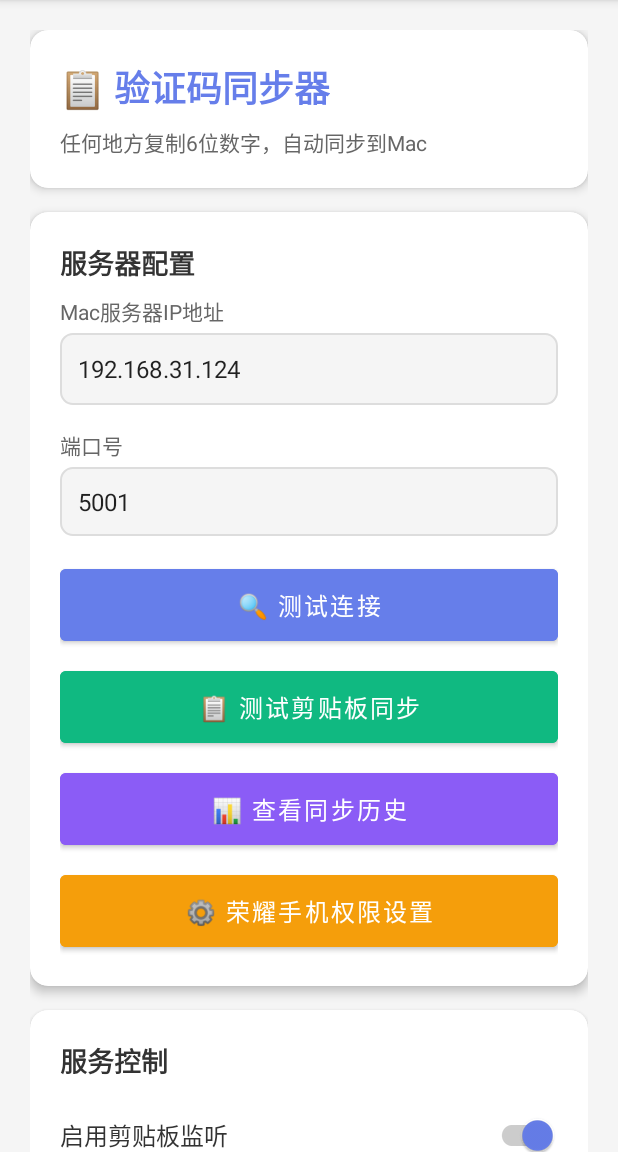
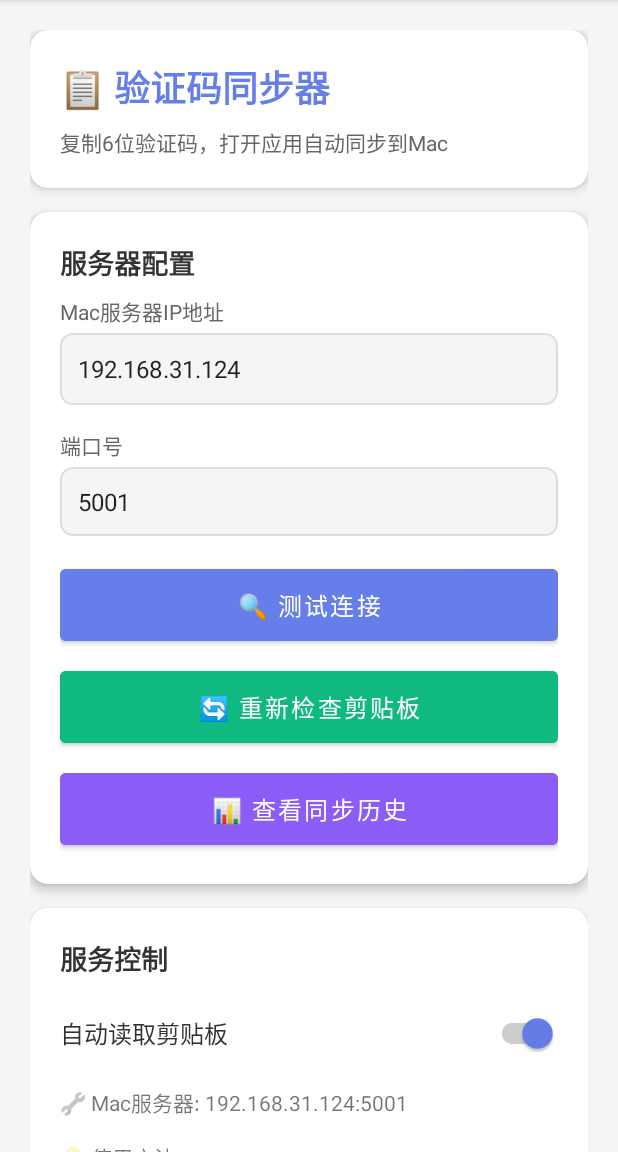
Before and after one commit to codingChang/msgCode, an Android app: the screen it shows after launch (MainActivity), on a phone screen of 412 x 824 dp, the part 84-1236 px from its top. Run offline under Robolectric (Android 15) with nearby library versions, the light colour scheme and no system bars.

Commit message:
🚀 更改为启动时自动读取剪贴板验证码
用户需求：打开应用就自动读取剪贴板中的验证码并发送

✅ 主要更改：
- 应用启动时立即检查剪贴板内容 (checkClipboardOnStart)
- 如果发现6位验证码，自动发送到Mac
- 简化UI，去掉复杂的监听开关
- 更新使用说明文案和按钮描述
- 开关始终保持开启，不可关闭
- 测试按钮改为「重新检查剪贴板」

🎯 使用体验：
1. 复制6位验证码到剪贴板
2. 打开应用
3. 自动检测并同步到Mac
4. Mac上直接粘贴使用

💡 更简单直接的使用方式

```diff
--- a/android-app/app/src/main/java/com/msgcode/smsforwarder/MainActivity.kt
+++ b/android-app/app/src/main/java/com/msgcode/smsforwarder/MainActivity.kt
@@ -52,6 +52,9 @@ class MainActivity : AppCompatActivity() {
         loadPreferences()
         setupClickListeners()
         startStatusUpdates()
+
+        // 启动时立即检查剪贴板
+        checkClipboardOnStart()
     }
 
     private fun initViews() {
@@ -81,12 +84,8 @@ class MainActivity : AppCompatActivity() {
         etServerIp.setText(prefs.getString(KEY_SERVER_IP, "192.168.31.124"))
         etServerPort.setText(prefs.getString(KEY_SERVER_PORT, "5001"))
 
-        val clipboardEnabled = prefs.getBoolean(KEY_CLIPBOARD_ENABLED, true)  // 默认启用
-        switchClipboardSync.isChecked = clipboardEnabled
-
-        if (clipboardEnabled) {
-            startClipboardMonitoring()
-        }
+        // 默认启用自动读取功能
+        switchClipboardSync.isChecked = true
     }
 
     private fun savePreferences() {
@@ -100,15 +99,13 @@ class MainActivity : AppCompatActivity() {
     }
 
     private fun setupClickListeners() {
+        // 开关始终保持开启状态
         switchClipboardSync.setOnCheckedChangeListener { _, isChecked ->
-            if (isChecked) {
-                startClipboardMonitoring()
-                Toast.makeText(this, "✅ 剪贴板监听已启用", Toast.LENGTH_SHORT).show()
-            } else {
-                stopClipboardMonitoring()
-                Toast.makeText(this, "❌ 剪贴板监听已停用", Toast.LENGTH_SHORT).show()
+            if (!isChecked) {
+                // 不允许关闭，重新设为true
+                switchClipboardSync.isChecked = true
+                Toast.makeText(this, "ℹ️ 此功能无需关闭，每次打开应用自动检查", Toast.LENGTH_SHORT).show()
             }
-            savePreferences()
         }
 
         btnTest.setOnClickListener {
@@ -116,7 +113,8 @@ class MainActivity : AppCompatActivity() {
         }
 
         btnTestClipboard.setOnClickListener {
-            testClipboardSync()
+            // 重新检查剪贴板
+            checkClipboardOnStart()
         }
 
         btnViewHistory.setOnClickListener {
@@ -279,30 +277,24 @@ class MainActivity : AppCompatActivity() {
     }
 
     private fun updateStatus() {
-        val clipboardEnabled = switchClipboardSync.isChecked
         val serverIp = etServerIp.text.toString().trim()
         val serverPort = etServerPort.text.toString().trim()
 
         val statusBuilder = StringBuilder()
         statusBuilder.append("🔧 Mac服务器: ${if(serverIp.isNotEmpty()) "$serverIp:$serverPort" else "未配置"}\n\n")
 
-        statusBuilder.append("📋 监听状态: ${if(clipboardEnabled) "✅ 正在监听" else "❌ 已停止"}\n\n")
-
-        if (clipboardEnabled) {
-            statusBuilder.append("💡 使用说明:\n")
-            statusBuilder.append("• 在任何地方复制6位数字\n")
-            statusBuilder.append("• 自动识别并同步到Mac\n")
-            statusBuilder.append("• Mac上可以直接粘贴使用\n\n")
-            statusBuilder.append("⚡ 全自动运行中...")
-        } else {
-            statusBuilder.append("⚠️ 请启用剪贴板监听开始同步")
-        }
+        statusBuilder.append("💡 使用方法:\n")
+        statusBuilder.append("• 复制6位验证码到剪贴板\n")
+        statusBuilder.append("• 打开此应用\n")
+        statusBuilder.append("• 自动读取并同步到Mac\n")
+        statusBuilder.append("• Mac上直接粘贴使用\n\n")
+        statusBuilder.append("🎯 每次打开应用都会自动检查剪贴板")
 
         tvStatus.text = statusBuilder.toString()
 
         // 更新调试日志显示
-        val debugLog = prefs.getString("debug_log", "👋 等待复制6位验证码...")
-        tvDebugLog.text = "📊 同步记录:\n\n$debugLog"
+        val debugLog = prefs.getString("debug_log", "👋 打开应用自动读取剪贴板...")
+        tvDebugLog.text = "📊 检查记录:\n\n$debugLog"
     }
 
     private fun startStatusUpdates() {
@@ -325,6 +317,59 @@ class MainActivity : AppCompatActivity() {
         updateRunnable?.let { handler.removeCallbacks(it) }
     }
 
+    private fun checkClipboardOnStart() {
+        Log.d(TAG, "========== 应用启动，检查剪贴板 ==========")
+
+        try {
+            val clipData = clipboardManager.primaryClip
+            if (clipData != null && clipData.itemCount > 0) {
+                val clipText = clipData.getItemAt(0).text?.toString()
+                if (!clipText.isNullOrBlank()) {
+                    Log.d(TAG, "剪贴板内容: $clipText")
+
+                    val verificationCode = extractVerificationCode(clipText)
+                    if (verificationCode != null) {
+                        Log.d(TAG, "发现6位验证码: $verificationCode")
+
+                        // 显示找到验证码的提示
+                        Toast.makeText(this, "🎯 发现验证码 $verificationCode，正在同步到Mac...", Toast.LENGTH_LONG).show()
+
+                        // 立即发送到Mac
+                        sendClipboardToServer(clipText, verificationCode)
+                    } else {
+                        Log.d(TAG, "剪贴板中未发现6位数字验证码")
+
+                        // 更新界面显示等待状态
+                        tvLastCode.text = "👋 欢迎使用！\n\n📋 剪贴板中未找到6位验证码\n\n💡 复制6位验证码后重新打开应用"
+
+                        prefs.edit().apply {
+                            putString("debug_log", "📋 剪贴板内容: ${clipText.take(50)}${if(clipText.length > 50) "..." else ""}\n❌ 未找到6位数字验证码")
+                            putLong("debug_log_time", System.currentTimeMillis())
+                            apply()
+                        }
+                    }
+                } else {
+                    Log.d(TAG, "剪贴板为空")
+                    tvLastCode.text = "👋 欢迎使用！\n\n📋 剪贴板为空\n\n💡 请先复制6位验证码再打开应用"
+
+                    prefs.edit().apply {
+                        putString("debug_log", "📋 剪贴板为空\n💡 请复制6位验证码后重新打开应用")
+                        putLong("debug_log_time", System.currentTimeMillis())
+                        apply()
+                    }
+                }
+            } else {
+                Log.d(TAG, "无法访问剪贴板")
+                tvLastCode.text = "⚠️ 无法读取剪贴板\n\n💡 请确保应用有访问权限"
+            }
+        } catch (e: Exception) {
+            Log.e(TAG, "读取剪贴板失败", e)
+            tvLastCode.text = "❌ 读取剪贴板出错\n\n${e.message}"
+        }
+
+        Log.d(TAG, "========== 剪贴板检查完成 ==========")
+    }
+
     override fun onDestroy() {
         super.onDestroy()
         stopClipboardMonitoring()
--- a/android-app/app/src/main/res/layout/activity_main.xml
+++ b/android-app/app/src/main/res/layout/activity_main.xml
@@ -37,7 +37,7 @@
                     android:layout_width="wrap_content"
                     android:layout_height="wrap_content"
                     android:layout_marginTop="8dp"
-                    android:text="任何地方复制6位数字，自动同步到Mac"
+                    android:text="复制6位验证码，打开应用自动同步到Mac"
                     android:textColor="#666"
                     android:textSize="14sp" />
             </LinearLayout>
@@ -121,7 +121,7 @@
                     android:layout_marginTop="8dp"
                     android:backgroundTint="#10b981"
                     android:padding="12dp"
-                    android:text="📋 测试剪贴板同步"
+                    android:text="🔄 重新检查剪贴板"
                     android:textColor="#FFF"
                     android:textSize="16sp" />
 
@@ -136,16 +136,6 @@
                     android:textColor="#FFF"
                     android:textSize="16sp" />
 
-                <Button
-                    android:id="@+id/btnSetDefaultSms"
-                    android:layout_width="match_parent"
-                    android:layout_height="wrap_content"
-                    android:layout_marginTop="8dp"
-                    android:backgroundTint="#f59e0b"
-                    android:padding="12dp"
-                    android:text="⚙️ 荣耀手机权限设置"
-                    android:textColor="#FFF"
-                    android:textSize="16sp" />
             </LinearLayout>
         </androidx.cardview.widget.CardView>
 
@@ -182,7 +172,7 @@
                         android:layout_width="0dp"
                         android:layout_height="wrap_content"
                         android:layout_weight="1"
-                        android:text="启用剪贴板监听"
+                        android:text="自动读取剪贴板"
                         android:textColor="#333"
                         android:textSize="16sp" />
 
```
